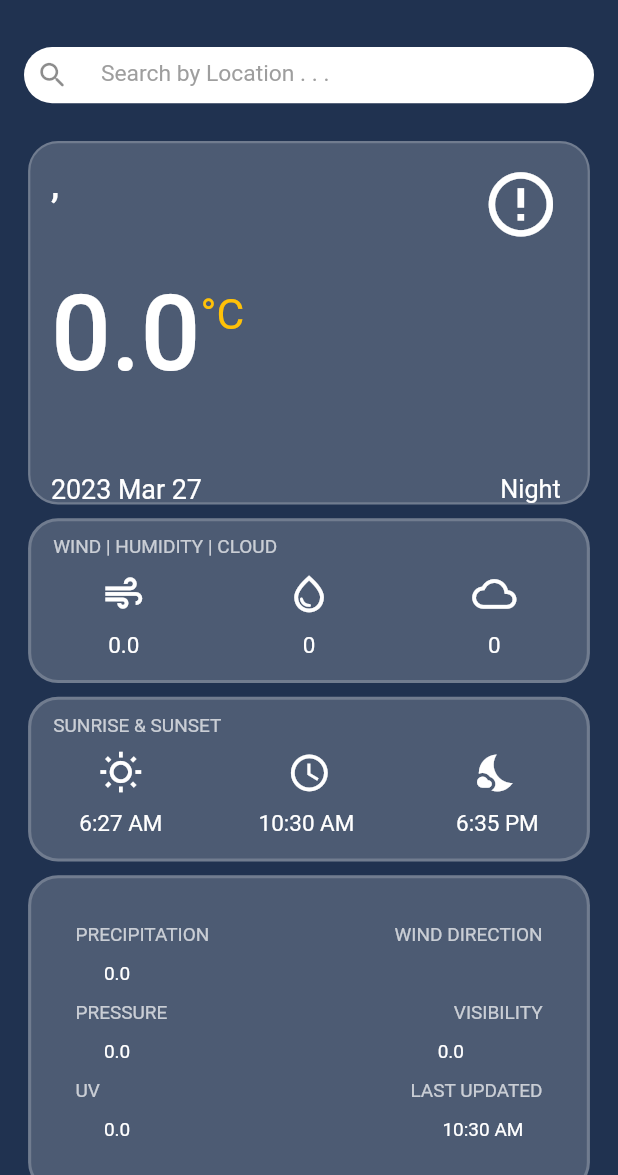
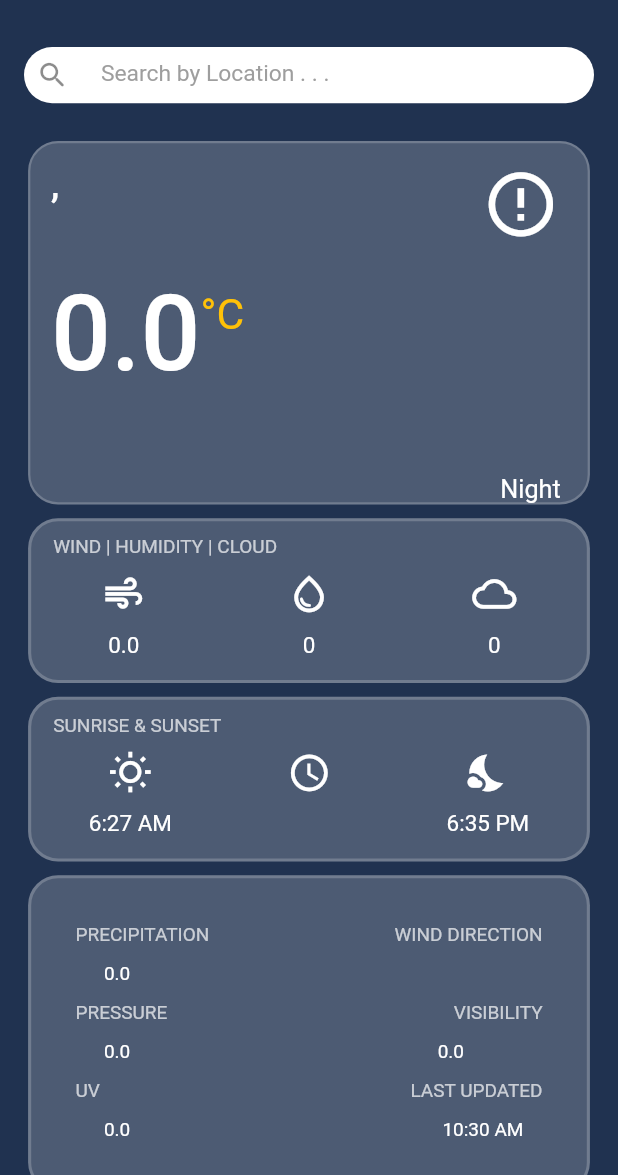
Before and after one commit to InShad7/weatherApp, a Flutter app: the screen it shows after launch, on a phone screen of 412 x 824 dp, the part 61-1236 px from its top. Run offline on Flutter 3.47's test engine with Material 2 defaults, Android fonts, the phone set to English and light mode, and no system bars; our stand-ins replace bloc, flutter_bloc; network calls fail.

```diff
--- a/lib/screen/home.dart
+++ b/lib/screen/home.dart
@@ -87,6 +87,8 @@ class Home extends StatelessWidget {
       builder: (context, state) {
         // DateTime date = DateTime.now();
         // date = DateTime.parse(state.weatherData.localTime);
+        late String mdate = state.weatherData.localTime;
+        log(mdate);
         // log(state.weatherData.localTime);
         return Scaffold(
             appBar: AppBar(
@@ -124,7 +126,7 @@ class Home extends StatelessWidget {
                               '${state.weatherData.name.toString()}, ${state.weatherData.region}',
                           condition: state.weatherData.condition.toString(),
                           country: state.weatherData.country.toString(),
-                          date: DateTime.parse(date.toString()),
+                          date: mdate,
                           img: state.weatherData.condition,
                           tempC: state.weatherData.tempeC,
                           isDay: state.weatherData.isDay == 1 ? 'DAY' : 'Night',
@@ -144,7 +146,7 @@ class Home extends StatelessWidget {
                           icon1: Icons.wb_sunny_outlined,
                           title1: '6:27 AM',
                           icon2: Icons.schedule,
-                          title2: DateFormat("hh:mm a ").format(date),
+                          title2: mdate,
                           icon3: Icons.nights_stay,
                           title3: '6:35 PM',
                         ),
--- a/lib/screen/widgets/iconData.dart
+++ b/lib/screen/widgets/iconData.dart
@@ -18,6 +18,7 @@ getIcon(val) {
     case 'Light rain':
     case 'Moderate rain at times':
     case 'Heavy rain at times':
+    case 'Moderate or heavy rain with thunder':
       return Icons.cloudy_snowing;
     case 'Patchy snow possible':
     case 'Patchy sleet possible':
--- a/lib/screen/widgets/mainCard.dart
+++ b/lib/screen/widgets/mainCard.dart
@@ -116,7 +116,7 @@ class MainCard extends StatelessWidget {
                     mainAxisAlignment: MainAxisAlignment.spaceBetween,
                     children: [
                       Text(
-                        DateFormat("y MMM dd ").format(date),
+                        date,
                         style:
                             TextStyle(fontSize: mheight! / 46, color: white()),
                       ),
```
